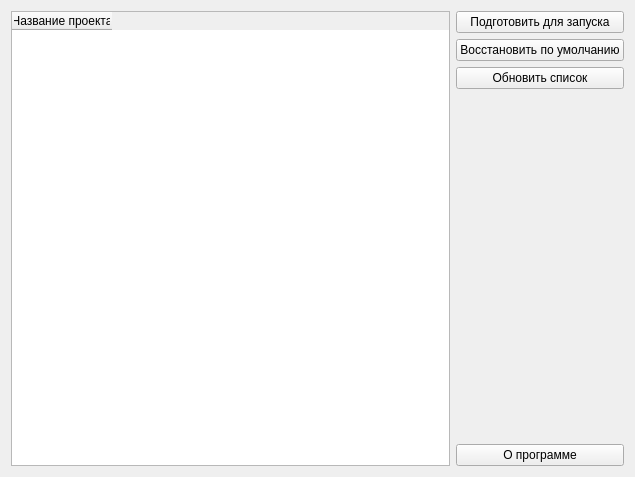
First picture: the form in mainwidget.ui, repository SUAICGLab/PlatMotionManager, before the edit.
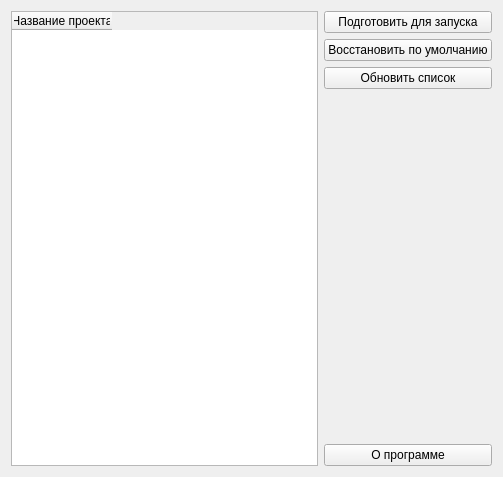
Second picture: the form after the edit.

Commit message: Implemented correct games list; Copy bug fixed

Patch:
```diff
--- a/mainwidget.ui
+++ b/mainwidget.ui
@@ -6,7 +6,7 @@
    <rect>
     <x>0</x>
     <y>0</y>
-    <width>635</width>
+    <width>503</width>
     <height>477</height>
    </rect>
   </property>
```
The commit also changes 2 other files.
